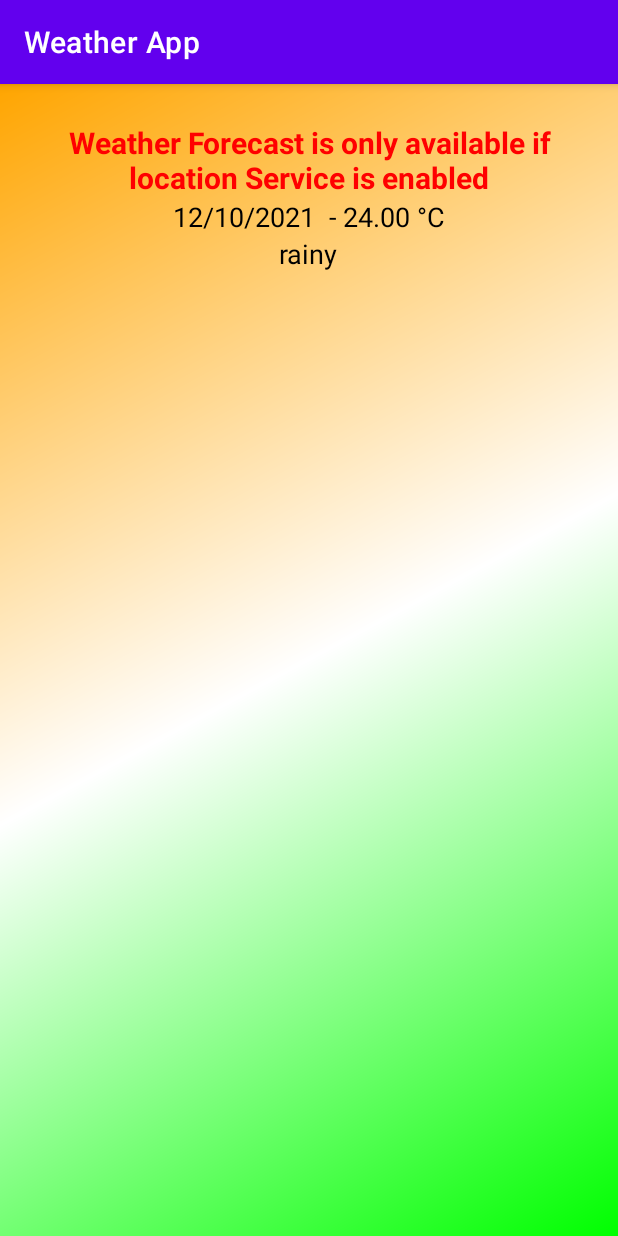
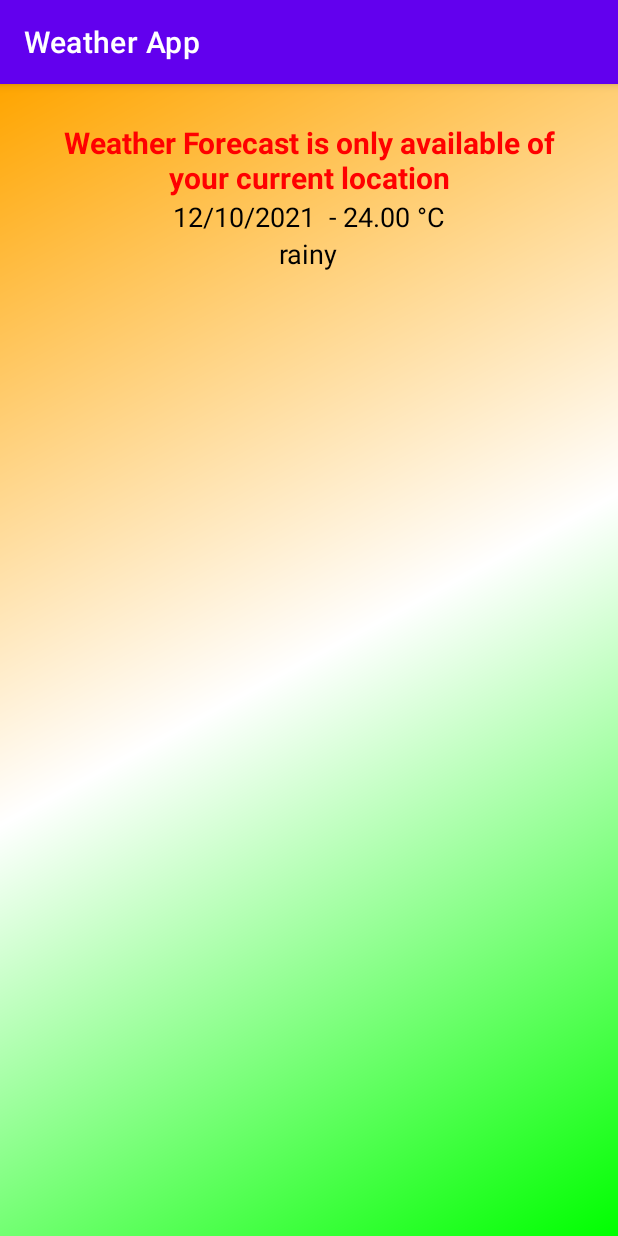
Before and after one commit to raghavslalvani/Weather-App, an Android app: the DailyForecastFragment screen opened through its navigation route, on a phone screen of 412 x 824 dp. Run offline under Robolectric (Android 15) with nearby library versions, the phone set to English and light mode, and no system bars.

```diff
--- a/app/src/main/java/com/eurofins/weatherapp/OutputFragment.kt
+++ b/app/src/main/java/com/eurofins/weatherapp/OutputFragment.kt
@@ -21,7 +21,6 @@ class OutputFragment : Fragment() {
     }
 
     private lateinit var backButton: iOnBackPressed
-
     private val viewModel: WeatherViewModel by activityViewModels()
     private val safeArgs: OutputFragmentArgs by navArgs()
     private lateinit var _binding: FragmentOutputBinding
--- a/app/src/main/res/layout/fragment_daily_forecast.xml
+++ b/app/src/main/res/layout/fragment_daily_forecast.xml
@@ -12,7 +12,7 @@
     <TextView
         android:layout_width="wrap_content"
         android:layout_height="wrap_content"
-        android:text="Weather Forecast is only available if location Service is enabled"
+        android:text="Weather Forecast is only available of your current location"
         android:textAlignment="center"
         android:textColor="#FF0000"
         android:textSize="20sp"
```
